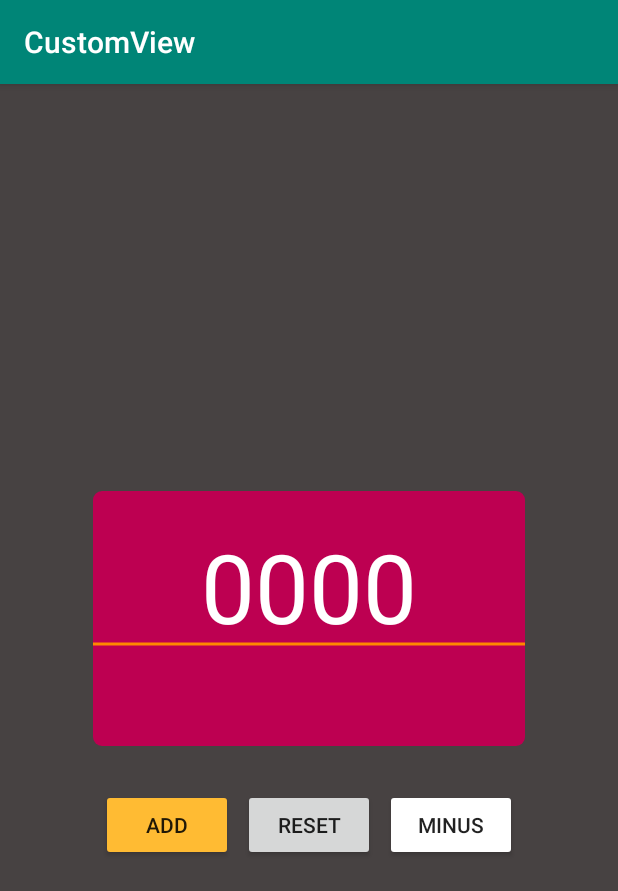
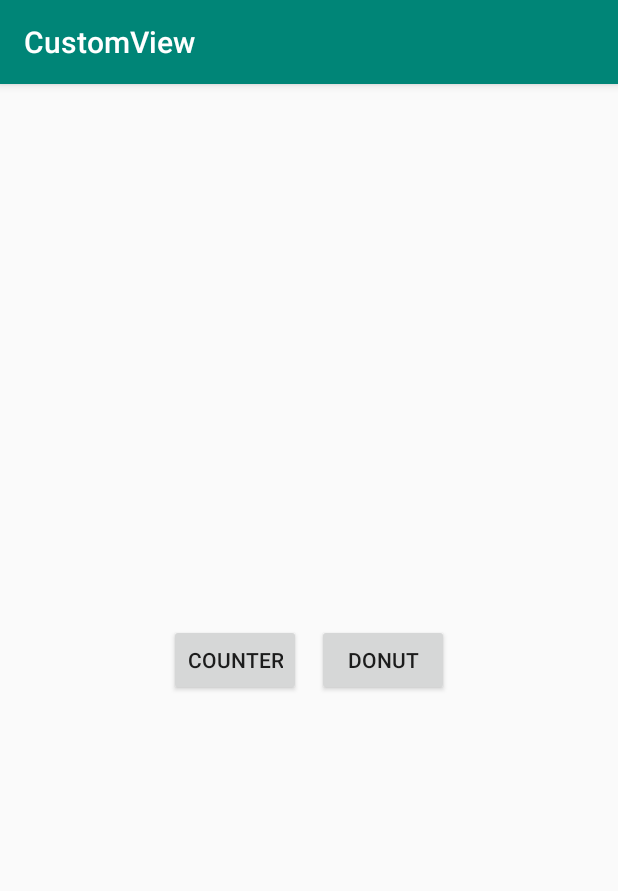
Before and after one commit to DinosauRuss/Sample_Android_projects, an Android app: the screen it shows after launch (MainActivity), on a phone screen of 412 x 824 dp. Shown: the top 891 px of the screen. Run offline under Robolectric (Android 15) with nearby library versions, the phone set to English and light mode, and no system bars.

```diff
--- a/CustomView/app/src/main/java/com/example/rek/customview/MyCounterView.java
+++ b/CustomView/app/src/main/java/com/example/rek/customview/custom_views/MyCounterView.java
@@ -1,4 +1,4 @@
-package com.example.rek.customview;
+package com.example.rek.customview.custom_views;
 
 import android.content.Context;
 import android.graphics.Canvas;
@@ -8,6 +8,9 @@ import android.support.annotation.Nullable;
 import android.support.v4.content.ContextCompat;
 import android.util.AttributeSet;
 import android.view.View;
+
+import com.example.rek.customview.R;
+
 import java.util.Locale;
 
 
--- a/CustomView/app/src/main/java/com/example/rek/customview/MainFragment.java
+++ b/CustomView/app/src/main/java/com/example/rek/customview/fragments/CounterFragment.java
@@ -1,5 +1,4 @@
-package com.example.rek.customview;
-
+package com.example.rek.customview.fragments;
 
 import android.os.Bundle;
 import android.support.v4.app.Fragment;
@@ -8,14 +7,16 @@ import android.view.View;
 import android.view.ViewGroup;
 import android.widget.Button;
 
+import com.example.rek.customview.custom_views.MyCounterView;
+import com.example.rek.customview.R;
+
 
 /**
  * A simple {@link Fragment} subclass.
  */
-public class MainFragment extends Fragment {
+public class CounterFragment extends Fragment {
 
-
-    public MainFragment() {
+    public CounterFragment() {
         // Required empty public constructor
     }
 
@@ -24,7 +25,7 @@ public class MainFragment extends Fragment {
     public View onCreateView(LayoutInflater inflater, ViewGroup container,
                              Bundle savedInstanceState) {
         // Inflate the layout for this fragment
-        View v =  inflater.inflate(R.layout.fragment_main, container, false);
+        View v =  inflater.inflate(R.layout.fragment_counter, container, false);
 
         final MyCounterView theCount = v.findViewById(R.id.theCount);
 
--- /dev/null
+++ b/CustomView/app/src/main/java/com/example/rek/customview/fragments/OnFragmentInteractionListener.java
@@ -0,0 +1,20 @@
+package com.example.rek.customview.fragments;
+
+import android.view.View;
+
+
+/**
+ * This interface must be implemented by activities that contain this
+ * fragment to allow an interaction in this fragment to be communicated
+ * to the activity and potentially other fragments contained in that
+ * activity.
+ * <p>
+ * See the Android Training lesson <a href=
+ * "http://developer.android.com/training/basics/fragments/communicating.html"
+ * >Communicating with Other Fragments</a> for more information.
+ */
+public interface OnFragmentInteractionListener {
+
+        void onFragmentInteraction(View v);
+
+}
--- /dev/null
+++ b/CustomView/app/src/main/java/com/example/rek/customview/fragments/SelectorFragment.java
@@ -0,0 +1,72 @@
+package com.example.rek.customview.fragments;
+
+
+import android.content.Context;
+import android.os.Bundle;
+import android.support.v4.app.Fragment;
+import android.view.LayoutInflater;
+import android.view.View;
+import android.view.ViewGroup;
+import android.widget.Button;
+
+import com.example.rek.customview.R;
+
+/**
+ * A simple {@link Fragment} subclass.
+ */
+public class SelectorFragment extends Fragment {
+
+    private OnFragmentInteractionListener mListener;
+
+    public SelectorFragment() {
+        // Required empty public constructor
+    }
+
+    @Override
+    public View onCreateView(LayoutInflater inflater, ViewGroup container,
+                             Bundle savedInstanceState) {
+        // Inflate the layout for this fragment
+        View v =  inflater.inflate(R.layout.fragment_selector, container, false);
+
+        Button btnCounter = v.findViewById(R.id.btnCounter);
+        btnCounter.setOnClickListener(new View.OnClickListener() {
+            @Override
+            public void onClick(View view) {
+                onButtonPressed((Button) view);
+            }
+        });
+        Button btnDonut = v.findViewById(R.id.btnDonut);
+        btnDonut.setOnClickListener(new View.OnClickListener() {
+            @Override
+            public void onClick(View view) {
+                onButtonPressed((Button) view);
+            }
+        });
+
+        return v;
+    }
+
+    public void onButtonPressed(Button b) {
+        if (mListener != null) {
+            mListener.onFragmentInteraction(b);
+        }
+    }
+
+    @Override
+    public void onAttach(Context context) {
+        super.onAttach(context);
+        if (context instanceof OnFragmentInteractionListener) {
+            mListener = (OnFragmentInteractionListener) context;
+        } else {
+            throw new RuntimeException(context.toString()
+                    + " must implement OnFragmentInteractionListener");
+        }
+    }
+
+    @Override
+    public void onDetach() {
+        super.onDetach();
+        mListener = null;
+    }
+
+}
--- a/CustomView/app/src/main/res/layout/activity_main.xml
+++ b/CustomView/app/src/main/res/layout/activity_main.xml
@@ -4,14 +4,12 @@
     xmlns:tools="http://schemas.android.com/tools"
     android:layout_width="match_parent"
     android:layout_height="match_parent"
-    tools:context=".MainActivity"
-    android:background="@color/bg">
+    tools:context=".MainActivity">
 
-    <fragment
-        android:layout_width="wrap_content"
-        android:layout_height="wrap_content"
-        android:id="@+id/fragmentMain"
-        android:name="com.example.rek.customview.MainFragment"
+    <FrameLayout
+        android:layout_width="match_parent"
+        android:layout_height="match_parent"
+        android:id="@+id/fragmentContainer"
         android:layout_gravity="center"/>
 
 </FrameLayout>
--- a/CustomView/app/src/main/res/layout/fragment_main.xml
+++ b/CustomView/app/src/main/res/layout/fragment_counter.xml
@@ -5,9 +5,9 @@
     android:layout_height="match_parent"
     android:background="@color/bg"
     android:orientation="vertical"
-    tools:context=".MainFragment">
+    tools:context=".fragments.CounterFragment">
 
-    <com.example.rek.customview.MyCounterView
+    <com.example.rek.customview.custom_views.MyCounterView
         android:id="@+id/theCount"
         android:layout_width="wrap_content"
         android:layout_height="wrap_content"
--- /dev/null
+++ b/CustomView/app/src/main/res/layout/fragment_selector.xml
@@ -0,0 +1,41 @@
+<?xml version="1.0" encoding="utf-8"?>
+<android.support.constraint.ConstraintLayout
+    xmlns:android="http://schemas.android.com/apk/res/android"
+    xmlns:app="http://schemas.android.com/apk/res-auto"
+    xmlns:tools="http://schemas.android.com/tools"
+    android:layout_width="match_parent"
+    android:layout_height="match_parent"
+    tools:context=".fragments.SelectorFragment">
+
+    <LinearLayout
+        android:layout_width="wrap_content"
+        android:layout_height="wrap_content"
+        android:layout_marginStart="8dp"
+        android:layout_marginTop="8dp"
+        android:layout_marginEnd="8dp"
+        android:layout_marginBottom="8dp"
+        android:orientation="horizontal"
+        app:layout_constraintBottom_toBottomOf="parent"
+        app:layout_constraintEnd_toEndOf="parent"
+        app:layout_constraintStart_toStartOf="parent"
+        app:layout_constraintTop_toTopOf="parent">
+
+        <Button
+            android:id="@+id/btnCounter"
+            android:layout_width="wrap_content"
+            android:layout_height="wrap_content"
+            android:text="@string/counter"
+            tools:ignore="ButtonStyle"
+            android:layout_margin="5dp"/>
+
+        <Button
+            android:id="@+id/btnDonut"
+            android:layout_width="wrap_content"
+            android:layout_height="wrap_content"
+            android:text="@string/donut"
+            tools:ignore="ButtonStyle"
+            android:layout_margin="5dp" />
+
+    </LinearLayout>
+
+</android.support.constraint.ConstraintLayout>
--- a/CustomView/app/src/main/res/values/colors.xml
+++ b/CustomView/app/src/main/res/values/colors.xml
@@ -6,4 +6,10 @@
 
     <color name="underline">#F35918</color>
     <color name="bg">#474242</color>
+
+    <color name="RED">#FF0000</color>
+    <color name="YELLOW">#FFFF00</color>
+    <color name="CYAN">#00FFFF</color>
+    <color name="MAGENTA">#FF00FF</color>
+
 </resources>
--- a/CustomView/app/src/main/res/values/strings.xml
+++ b/CustomView/app/src/main/res/values/strings.xml
@@ -3,4 +3,6 @@
 
     <!-- TODO: Remove or change this placeholder text -->
     <string name="hello_blank_fragment">Hello blank fragment</string>
+    <string name="counter">Counter</string>
+    <string name="donut">Donut</string>
 </resources>
--- a/CustomView/build.gradle
+++ b/CustomView/build.gradle
@@ -7,7 +7,7 @@ buildscript {
 
     }
     dependencies {
-        classpath 'com.android.tools.build:gradle:3.3.2'
+        classpath 'com.android.tools.build:gradle:3.4.0'
 
         // NOTE: Do not place your application dependencies here; they belong
         // in the individual module build.gradle files
```
Also changed, not shown: CustomView/app/src/main/java/com/example/rek/customview/MainActivity.java (+39 -1 lines), CustomView/app/src/main/java/com/example/rek/customview/custom_views/MyDonutDrawable.java (added, +210 -0 lines), CustomView/app/src/main/java/com/example/rek/customview/fragments/DonutFragment.java (added, +81 -0 lines), CustomView/app/src/main/res/layout/fragment_donut.xml (added, +38 -0 lines), CustomView/gradle/wrapper/gradle-wrapper.properties.
